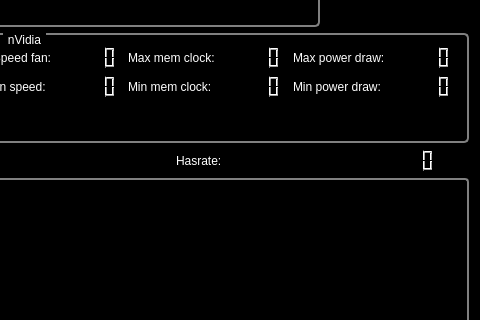
Old version of the form mainwindow.ui in the repository orkblutt/MinerLamp; both pictures show x 436 to 916 and y 118 to 438 of the 916 by 539 pixel window.
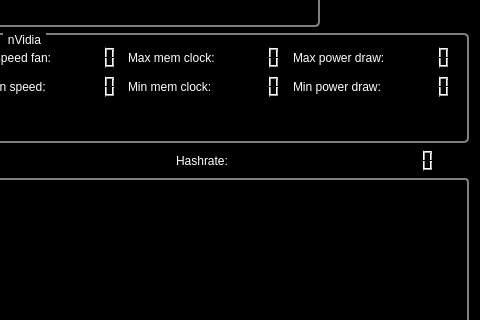
New version of the form. Icons and pictures are not drawn.

```diff
--- a/mainwindow.ui
+++ b/mainwindow.ui
@@ -460,7 +460,7 @@
     <item row="4" column="4">
      <widget class="QLabel" name="label_7">
       <property name="text">
-       <string>Hasrate:</string>
+       <string>Hashrate:</string>
       </property>
      </widget>
     </item>
```
Left out of the diff: 2 changed lines with no effect on the pictures.
